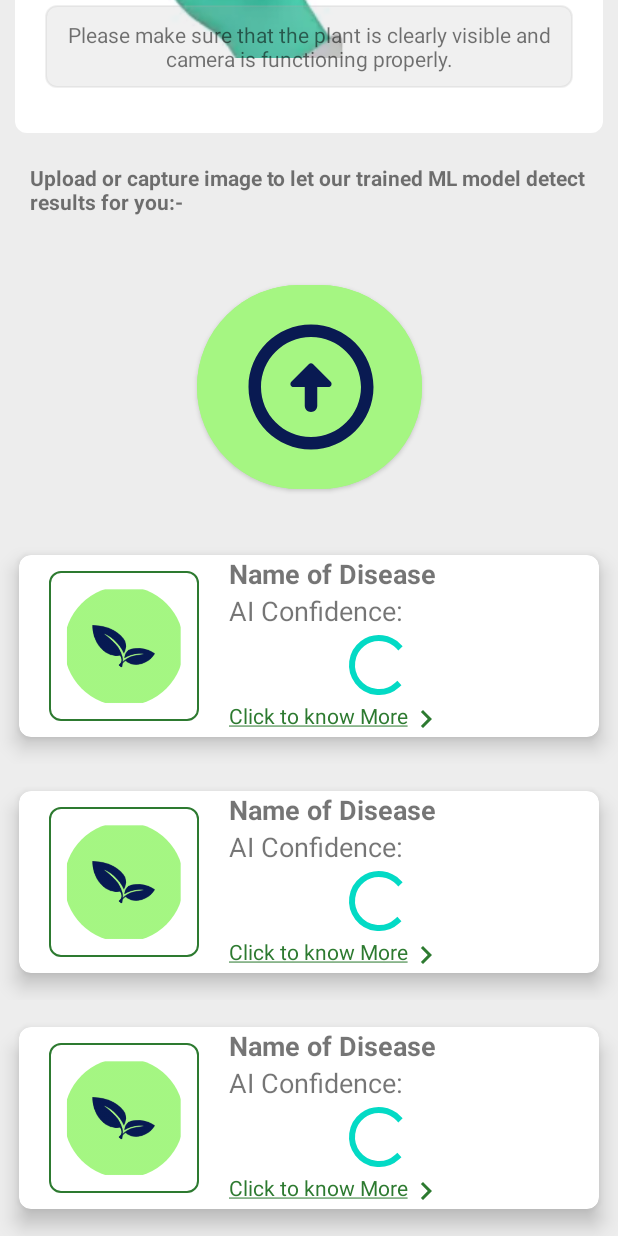
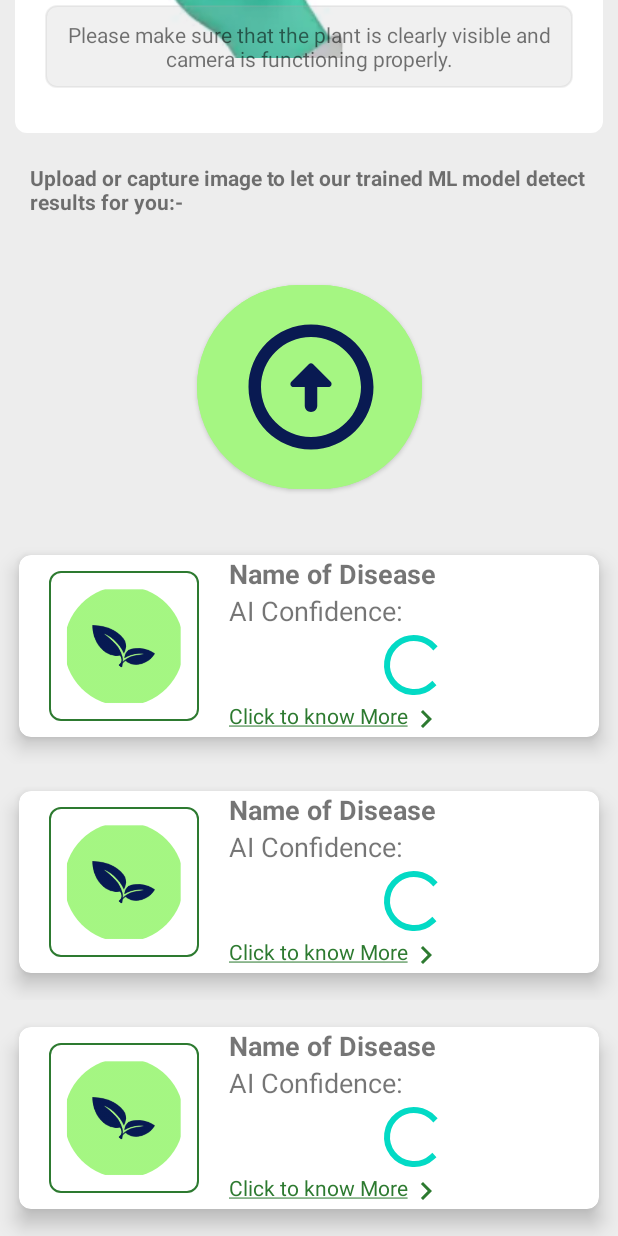
Before and after one commit to SimranjeetSingh5/Agro.ai, an Android app: the layout activity_main.xml on its own in the app's theme, with its tools: preview values and no code run, on a phone screen of 412 x 824 dp. Run offline under Robolectric (Android 15) with nearby library versions, the phone set to English and light mode, and no system bars; plain views replace AnimatedProgressBar, RoundedImageView; Roboto replaces fonts that are not available here.

Commit message:
Minor ui fixes

```diff
--- a/app/src/main/res/layout/item_disease.xml
+++ b/app/src/main/res/layout/item_disease.xml
@@ -57,15 +57,17 @@
             app:layout_constraintTop_toBottomOf="@id/diseaseName"/>
         <com.mckrpk.animatedprogressbar.AnimatedProgressBar
             android:id="@+id/animatedProgressBar"
-            android:layout_width="200dp"
+            android:layout_width="0dp"
             android:layout_height="wrap_content"
             app:animationDurationInMs="1600"
             app:animationStyle="wave"
+            android:paddingHorizontal="10dp"
             app:lineWidth="6dp"
             app:progressColor="@color/primary"
             app:progressTipColor="@color/red"
             app:progressTipEnabled="true"
             app:trackColor="@color/grey"
+            app:layout_constraintEnd_toEndOf="parent"
             app:layout_constraintTop_toBottomOf="@id/diseasePercent"
             app:layout_constraintStart_toStartOf="@id/diseaseName"/>
         <TextView
```
Also changed, not shown: app/src/main/java/com/ai/Agro/activities/MainActivity.kt (+3 -4 lines).
